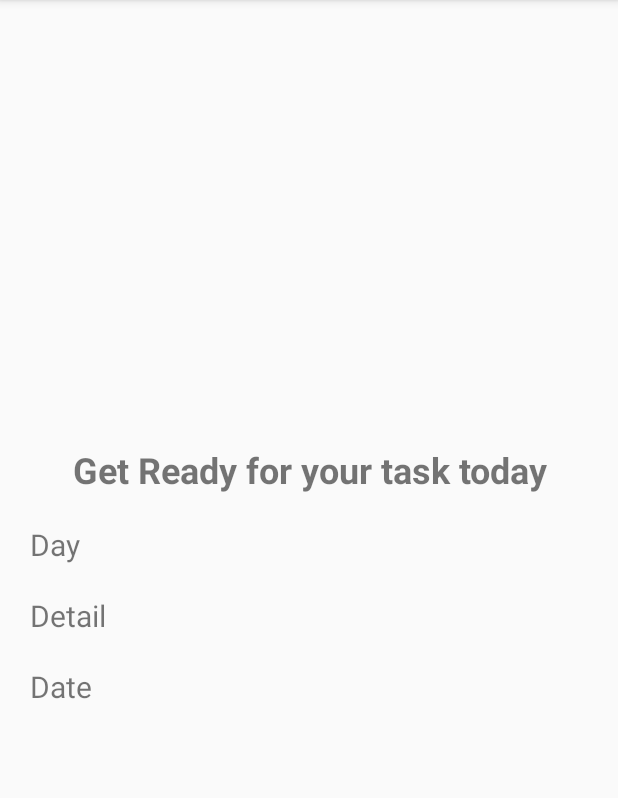
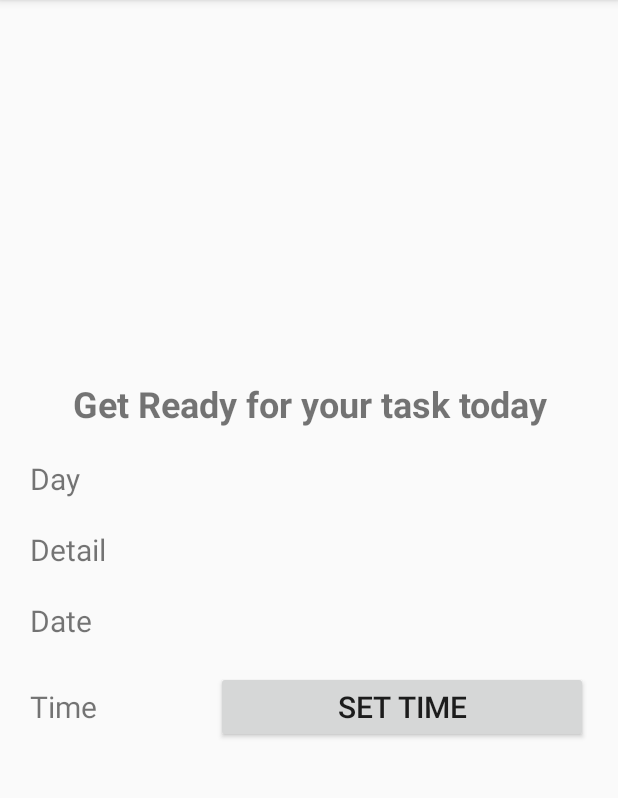
Before and after one commit to rivofaustav/utsApp, an Android app: the profileTaskActivity screen opened directly, with no data from a screen before it, on a phone screen of 412 x 824 dp, the part 84-882 px from its top. Run offline under Robolectric (Android 15) with nearby library versions, the phone set to English and light mode, and no system bars.

Commit message:
add TimePicker and DatePicker, but i not use DatePicker yet

```diff
--- a/app/src/main/java/rivo/project/utsapp/activities/profileTaskActivity.java
+++ b/app/src/main/java/rivo/project/utsapp/activities/profileTaskActivity.java
@@ -3,7 +3,13 @@ package rivo.project.utsapp.activities;
 import androidx.appcompat.app.AppCompatActivity;
 
 import android.os.Bundle;
+import android.view.View;
+import android.widget.LinearLayout;
 import android.widget.TextView;
+import android.widget.Button;
+import android.app.Activity;
+import android.view.View;
+import android.app.DialogFragment;
 
 import rivo.project.utsapp.R;
 
@@ -21,6 +27,21 @@ public class profileTaskActivity extends AppCompatActivity {
         nameText = findViewById(R.id.text_name);
         ageText = findViewById(R.id.text_age);
 
+        final LinearLayout lr = (LinearLayout) findViewById(R.id.lr);
+        Button btn = (Button) findViewById(R.id.btn);
+        final TextView tv = (TextView) findViewById(R.id.tv);
+
+        btn.setOnClickListener(new View.OnClickListener() {
+            @Override
+            public void onClick(View v) {
+                // Initialize a new time picker dialog fragment
+                DialogFragment dFragment = new TimePickerFragment();
+
+                // Show the time picker dialog fragment
+                dFragment.show(getFragmentManager(),"Time Picker");
+            }
+        });
+
         // TODO: bind here
 
         Bundle extras = getIntent().getExtras();
@@ -35,4 +56,9 @@ public class profileTaskActivity extends AppCompatActivity {
             // TODO: display value here
         }
     }
+//datepicker
+//    public void onButtonClicked(View v) {
+//        DialogFragment newFragment = new DatePickerFragment();
+//        newFragment.show(getFragmentManager(),"Date Picker");
+//    }
 }
--- a/app/src/main/res/layout/activity_profile_task.xml
+++ b/app/src/main/res/layout/activity_profile_task.xml
@@ -2,6 +2,7 @@
 <LinearLayout xmlns:android="http://schemas.android.com/apk/res/android"
     xmlns:app="http://schemas.android.com/apk/res-auto"
     xmlns:tools="http://schemas.android.com/tools"
+    android:id="@+id/lr"
     android:layout_width="match_parent"
     android:layout_height="match_parent"
     android:layout_margin="10dp"
@@ -88,5 +89,37 @@
             />
     </LinearLayout>
 
+    <LinearLayout
+        android:layout_width="match_parent"
+        android:layout_height="wrap_content"
+        android:layout_margin="10dp"
+        android:orientation="horizontal"
+        android:weightSum="3"
+        >
+        <TextView
+            android:text="Time"
+            android:textSize="20sp"
+            android:layout_width="0dp"
+            android:layout_height="wrap_content"
+            android:layout_weight="1"
+            />
+        <Button
+            android:id="@+id/btn"
+            android:textSize="20sp"
+            android:layout_width="0dp"
+            android:layout_height="wrap_content"
+            android:layout_weight="2"
+            android:text="Set Time"
+            />
+    </LinearLayout>
+
+<TextView
+    android:id="@+id/tv"
+    android:layout_width="wrap_content"
+    android:layout_height="wrap_content"
+    />
+
+
+
 
 </LinearLayout>
```
Also changed, not shown: app/src/main/java/rivo/project/utsapp/activities/DatePickerFragment.java (added, +46 -0 lines), app/src/main/java/rivo/project/utsapp/activities/TimePickerFragment.java (added, +40 -0 lines).
